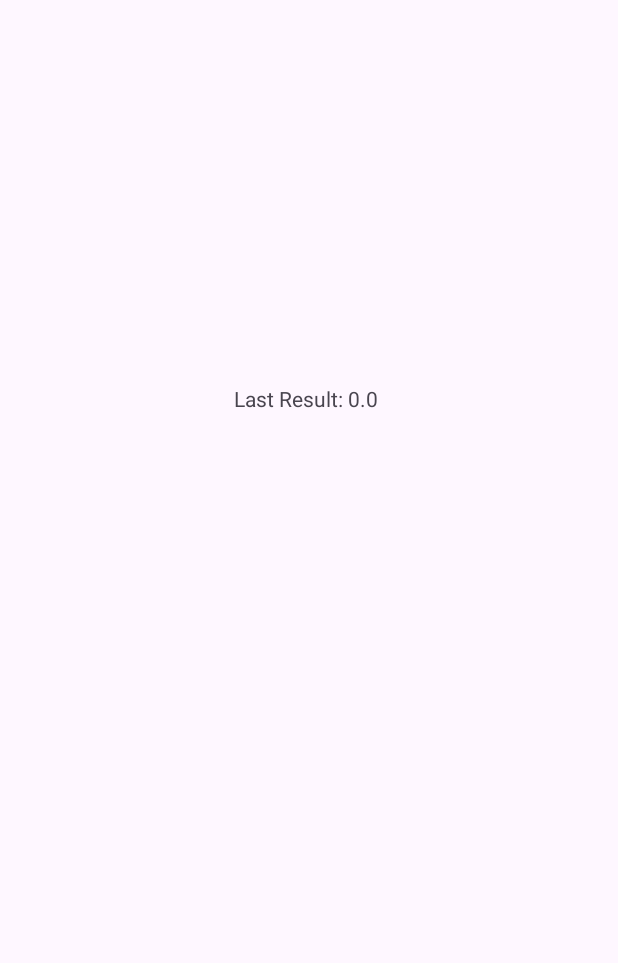
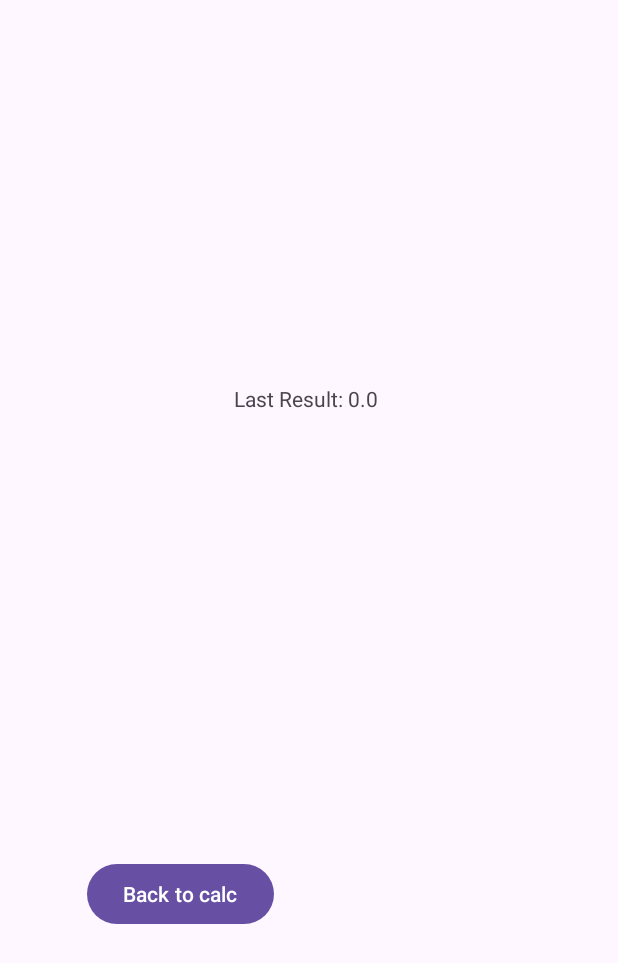
Before and after one commit to ay4748/simpleCal1, an Android app built with Jetpack Compose: the creditsForAlbert screen opened directly, with no data from a screen before it, on a phone screen of 412 x 824 dp. Before the commit the part shown is almost empty. Shown: the top 963 px of the screen. Run offline under Robolectric (Android 15) with nearby library versions, the phone set to English and light mode, and no system bars.

Commit message:
final cal

```diff
--- a/app/src/main/java/com/example/simplecal1/creditsForAlbert.java
+++ b/app/src/main/java/com/example/simplecal1/creditsForAlbert.java
@@ -22,7 +22,8 @@ public class creditsForAlbert extends AppCompatActivity {
         textView.setText("Last Result: " + lastResult);
     }
 
-    public void backToCalculator(View view) {
+
+    public void backtododge(View view) {
         finish();
     }
 }
--- a/app/src/main/res/layout/activity_credits_for_albert.xml
+++ b/app/src/main/res/layout/activity_credits_for_albert.xml
@@ -15,4 +15,16 @@
         android:text="Albert The King"
         app:layout_constraintStart_toStartOf="parent"
         app:layout_constraintTop_toTopOf="parent" />
+
+    <Button
+        android:id="@+id/button7"
+        android:layout_width="wrap_content"
+        android:layout_height="wrap_content"
+        android:layout_marginBottom="204dp"
+        android:onClick="backtododge"
+        android:text="Back to calc"
+        app:layout_constraintBottom_toBottomOf="parent"
+        app:layout_constraintEnd_toEndOf="parent"
+        app:layout_constraintHorizontal_bias="0.203"
+        app:layout_constraintStart_toStartOf="parent" />
 </androidx.constraintlayout.widget.ConstraintLayout>
```
